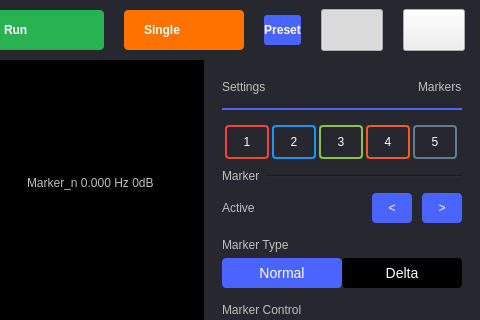
This is ui/spectrum_analyzer.ui in analogdevicesinc/scopy as Qt 5 draws it before an edit; both pictures show x 320 to 800 and y 0 to 320 of the 800 by 553 pixel window. The edited form follows.
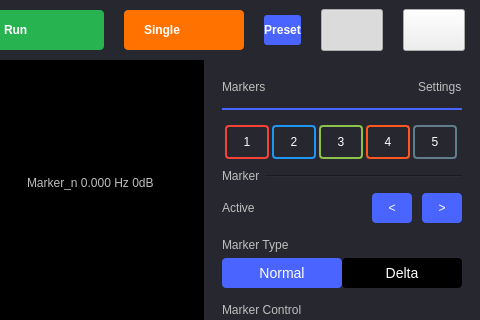
This is the edited form. Icons and pictures are not drawn. Custom widgets are drawn as their Qt base class.

Commit message: SpectrumAnalyzer: Make the markers for each channel work independently

```diff
--- a/ui/spectrum_analyzer.ui
+++ b/ui/spectrum_analyzer.ui
@@ -967,9 +967,9 @@
                   <number>14</number>
                  </property>
                  <item>
-                  <widget class="QLabel" name="labelMarkerSettingsTitle">
+                  <widget class="QLabel" name="label_4">
                    <property name="text">
-                    <string>Settings</string>
+                    <string>Markers</string>
                    </property>
                   </widget>
                  </item>
@@ -987,9 +987,9 @@
                   </spacer>
                  </item>
                  <item>
-                  <widget class="QLabel" name="label_4">
+                  <widget class="QLabel" name="labelMarkerSettingsTitle">
                    <property name="text">
-                    <string>Markers</string>
+                    <string>Settings</string>
                    </property>
                   </widget>
                  </item>
```
The commit also changes 2 other files.
